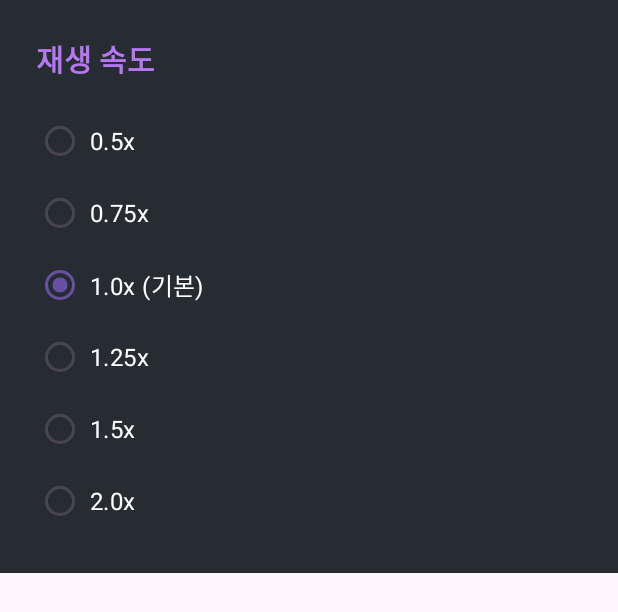
After one commit to HamBeomJoon/Media3Ex, an Android app: the layout dialog_speed_selector.xml on its own in the app's theme, with its tools: preview values and no code run, on a phone screen of 412 x 824 dp. The commit adds this screen. Shown: the top 612 px of the screen. Run offline under Robolectric (Android 15) with nearby library versions, the phone set to English and light mode, and no system bars.

Commit message:
refactor: 오디오 컨트롤러 MVVM 패턴 적용 및 재생 속도 조절 기능 추가

```diff
--- a/app/build.gradle.kts
+++ b/app/build.gradle.kts
@@ -36,7 +36,6 @@ android {
     }
     buildFeatures {
         dataBinding = true
-        viewBinding = true
     }
 }
 
@@ -64,4 +63,7 @@ dependencies {
 
     // DrawerLayout
     implementation(libs.androidx.drawerlayout)
+
+    // fragment
+    implementation(libs.androidx.fragment.ktx)
 }
--- a/app/src/main/java/com/example/media3ex/musicService/MusicActivity.kt
+++ b/app/src/main/java/com/example/media3ex/musicService/MusicActivity.kt
@@ -42,7 +42,7 @@ class MusicActivity : AppCompatActivity() {
             startMusicService()
         }
 
-        binding.btnGoVideo.setOnClickListener {
+        binding.btnGoVideoActivity.setOnClickListener {
             val intent = Intent(this, VideoActivity::class.java)
             startActivity(intent)
         }
--- a/app/src/main/res/layout/activity_music.xml
+++ b/app/src/main/res/layout/activity_music.xml
@@ -20,7 +20,7 @@
             android:textColor="@color/hearit_gray4" />
 
         <androidx.appcompat.widget.AppCompatButton
-            android:id="@+id/btn_go_video"
+            android:id="@+id/btn_go_video_activity"
             android:layout_width="match_parent"
             android:layout_height="48dp"
             android:background="@color/hearit_purple3"
--- a/app/src/main/res/layout/custom_audio_controls.xml
+++ b/app/src/main/res/layout/custom_audio_controls.xml
@@ -100,5 +100,4 @@
         app:layout_constraintEnd_toEndOf="parent"
         app:layout_constraintTop_toTopOf="@id/custom_play_pause" />
 
-
 </androidx.constraintlayout.widget.ConstraintLayout>
--- /dev/null
+++ b/app/src/main/res/layout/dialog_speed_selector.xml
@@ -0,0 +1,86 @@
+<?xml version="1.0" encoding="utf-8"?>
+<LinearLayout xmlns:android="http://schemas.android.com/apk/res/android"
+    android:layout_width="match_parent"
+    android:layout_height="wrap_content"
+    android:background="@color/hearit_black1"
+    android:orientation="vertical"
+    android:padding="24dp">
+
+    <TextView
+        android:layout_width="match_parent"
+        android:layout_height="wrap_content"
+        android:paddingBottom="16dp"
+        android:text="재생 속도"
+        android:textColor="@color/hearit_purple1"
+        android:textSize="20sp"
+        android:textStyle="bold" />
+
+    <RadioGroup
+        android:id="@+id/radioGroupSpeed"
+        android:layout_width="match_parent"
+        android:layout_height="wrap_content">
+
+        <RadioButton
+            android:id="@+id/speed_05x"
+            android:layout_width="match_parent"
+            android:layout_height="48dp"
+            android:buttonTint="@color/hearit_purple1"
+            android:paddingHorizontal="4dp"
+            android:text="0.5x"
+            android:textColor="@color/white"
+            android:textSize="16sp" />
+
+        <RadioButton
+            android:id="@+id/speed_075x"
+            android:layout_width="match_parent"
+            android:layout_height="48dp"
+            android:buttonTint="@color/hearit_purple1"
+            android:paddingHorizontal="4dp"
+            android:text="0.75x"
+            android:textColor="@color/white"
+            android:textSize="16sp" />
+
+        <RadioButton
+            android:id="@+id/speed_10x"
+            android:layout_width="match_parent"
+            android:layout_height="48dp"
+            android:buttonTint="@color/hearit_purple1"
+            android:checked="true"
+            android:paddingHorizontal="4dp"
+            android:text="1.0x (기본)"
+            android:textColor="@color/white"
+            android:textSize="16sp" />
+
+        <RadioButton
+            android:id="@+id/speed_125x"
+            android:layout_width="match_parent"
+            android:layout_height="48dp"
+            android:buttonTint="@color/hearit_purple1"
+            android:paddingHorizontal="4dp"
+            android:text="1.25x"
+            android:textColor="@color/white"
+            android:textSize="16sp" />
+
+        <RadioButton
+            android:id="@+id/speed_15x"
+            android:layout_width="match_parent"
+            android:layout_height="48dp"
+            android:buttonTint="@color/hearit_purple1"
+            android:paddingHorizontal="4dp"
+            android:text="1.5x"
+            android:textColor="@color/white"
+            android:textSize="16sp" />
+
+        <RadioButton
+            android:id="@+id/speed_20x"
+            android:layout_width="match_parent"
+            android:layout_height="48dp"
+            android:buttonTint="@color/hearit_purple1"
+            android:paddingHorizontal="4dp"
+            android:text="2.0x"
+            android:textColor="@color/white"
+            android:textSize="16sp" />
+
+    </RadioGroup>
+
+</LinearLayout>
--- a/app/src/main/res/layout/fragment_audio.xml
+++ b/app/src/main/res/layout/fragment_audio.xml
@@ -12,14 +12,14 @@
         android:background="@color/hearit_black1">
 
         <com.example.media3ex.AudioControlView
-            android:id="@+id/audioControlView"
+            android:id="@+id/view_audio_control"
             android:layout_width="match_parent"
             android:layout_height="0dp"
-            app:layout_constraintBottom_toTopOf="@id/btn_video"
+            app:layout_constraintBottom_toTopOf="@id/btn_go_video"
             app:layout_constraintTop_toTopOf="parent" />
 
         <Button
-            android:id="@+id/btn_video"
+            android:id="@+id/btn_go_video"
             android:layout_width="wrap_content"
             android:layout_height="wrap_content"
             android:text="Go to Video"
--- a/gradle/libs.versions.toml
+++ b/gradle/libs.versions.toml
@@ -1,6 +1,7 @@
 [versions]
 agp = "8.10.1"
 drawerlayout = "1.2.0"
+fragmentKtx = "1.8.9"
 kotlin = "2.2.21"
 coreKtx = "1.16.0"
 junit = "4.13.2"
@@ -17,6 +18,7 @@ media3Exoplayer = "1.8.0"
 androidx-activity-ktx = { group = "androidx.activity", name = "activity-ktx", version.ref = "androidx-activity-ktx" }
 androidx-core-ktx = { group = "androidx.core", name = "core-ktx", version.ref = "coreKtx" }
 androidx-drawerlayout = { module = "androidx.drawerlayout:drawerlayout", version.ref = "drawerlayout" }
+androidx-fragment-ktx = { module = "androidx.fragment:fragment-ktx", version.ref = "fragmentKtx" }
 junit = { group = "junit", name = "junit", version.ref = "junit" }
 androidx-junit = { group = "androidx.test.ext", name = "junit", version.ref = "junitVersion" }
 androidx-espresso-core = { group = "androidx.test.espresso", name = "espresso-core", version.ref = "espressoCore" }
```
Also changed, not shown: app/src/main/java/com/example/media3ex/AudioControlView.kt (+90 -38 lines), app/src/main/java/com/example/media3ex/AudioControlViewModel.kt (added, +75 -0 lines), app/src/main/java/com/example/media3ex/AudioFragment.kt (+10 -3 lines), app/src/main/res/layout/bottom_sheet_playback_speed.xml (added, +74 -0 lines).
